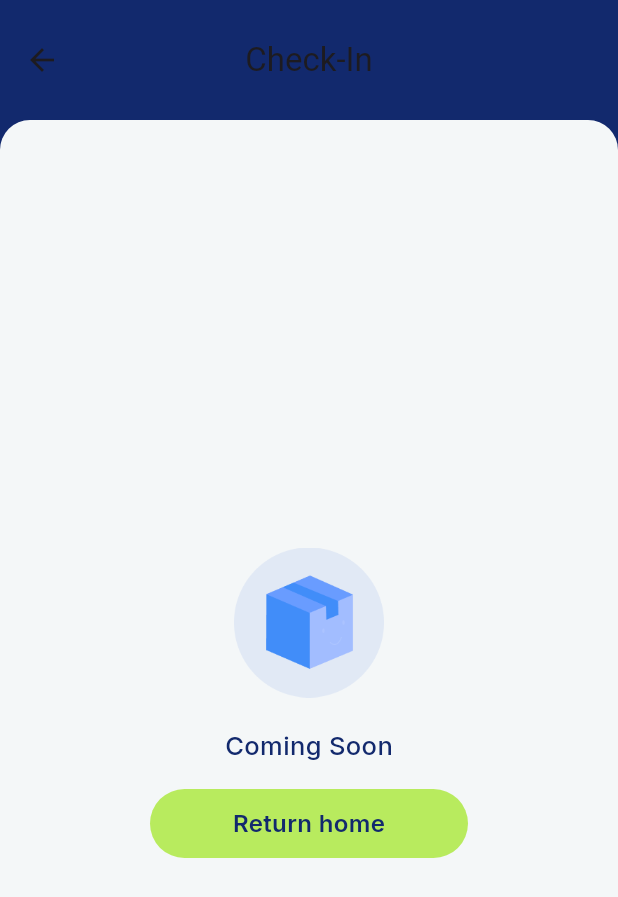
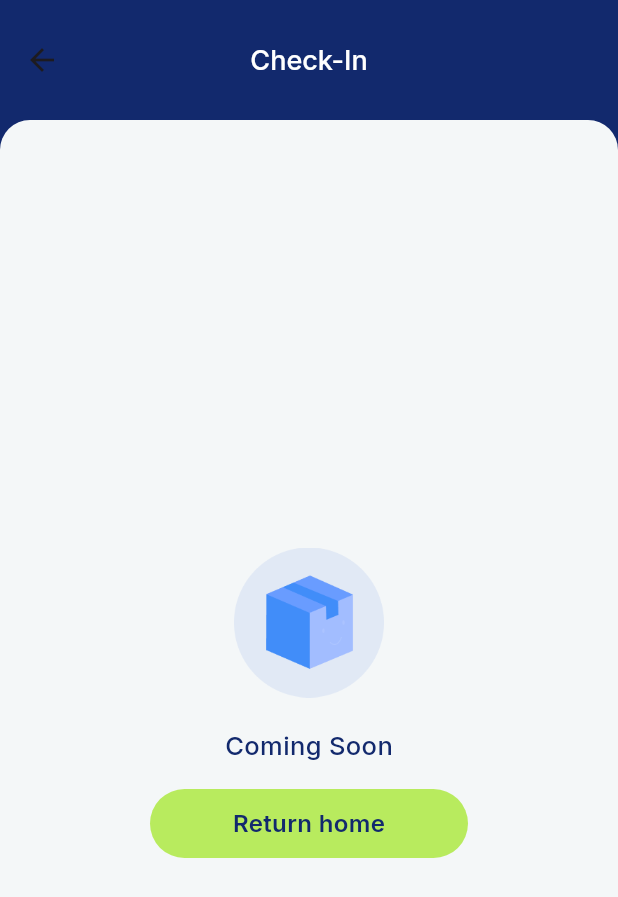
Before and after one commit to kunal1325/hibiscus_health, a Flutter app: the CheckinView screen opened by its route, on a phone screen of 412 x 824 dp. Shown: the top 897 px of the screen. Run offline on Flutter 3.47's test engine with Material 3 defaults, Android fonts, the phone set to English and light mode, and no system bars; our stand-ins replace cached_network_image, drop_shadow, flutter_screenutil, flutter_spinkit, flutter_svg, get and 4 more; missing offline and left inert: country_pickers, phone_number; accounts and stored records are empty.

Commit message:
Code Run and modification in developement mode.

```diff
--- a/lib/app/common/util/utils.dart
+++ b/lib/app/common/util/utils.dart
@@ -198,7 +198,7 @@ abstract class Utils {
               indicatorColor: AppColors.transparent,
               shadowColor: Colors.transparent,
               animationDuration: const Duration(seconds: 0),
-              height: 80,
+              height: 90,
               selectedIndex: controller.selectedIndex.value,
               onDestinationSelected: (index) {
                 controller.onSelectedIndexChanged(index);
--- a/lib/app/modules/checkin/views/checkin_view.dart
+++ b/lib/app/modules/checkin/views/checkin_view.dart
@@ -18,7 +18,14 @@ class CheckinView extends GetView<CheckinController> {
                 backgroundColor: AppColors.kPrimaryColor,
                 elevation: 0,
                 toolbarHeight: 80,
-                title: const Text(Strings.checkin),
+                title: Text(
+                    Strings.checkin,
+                  style: GoogleFonts.inter(
+                    fontSize: 18,
+                    fontWeight: FontWeight.w500,
+                    color: AppColors.white,
+                  ),
+                ),
                 centerTitle: true,
               ),
               body: ComingSoon(
--- a/lib/app/modules/start_my_journey/controllers/start_my_journey_controller.dart
+++ b/lib/app/modules/start_my_journey/controllers/start_my_journey_controller.dart
@@ -13,7 +13,7 @@ class StartMyJourneyController extends GetxController {
   var dietitianName = "".obs;
 
   void navigateToFaceScan() {
-    Get.offAndToNamed(Routes.landingPage);
+    Get.offAll(LandingScreen());
   }
 
   void getData() {
```
Also changed, not shown: lib/app/modules/learn/views/learn_view.dart (+8 -1 lines), lib/app/modules/library/views/library_views.dart (+8 -1 lines), lib/app/modules/more/views/more_view.dart (+8 -1 lines), lib/app/modules/progress/views/progress_view.dart (+8 -1 lines), pubspec.lock, 6 other files.
